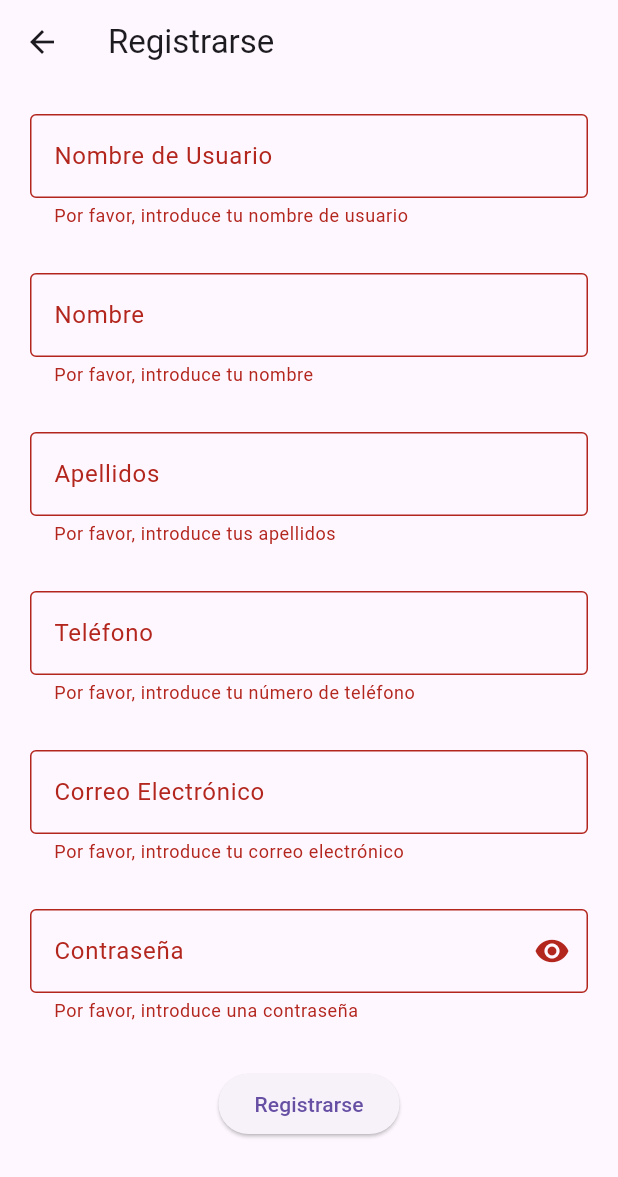
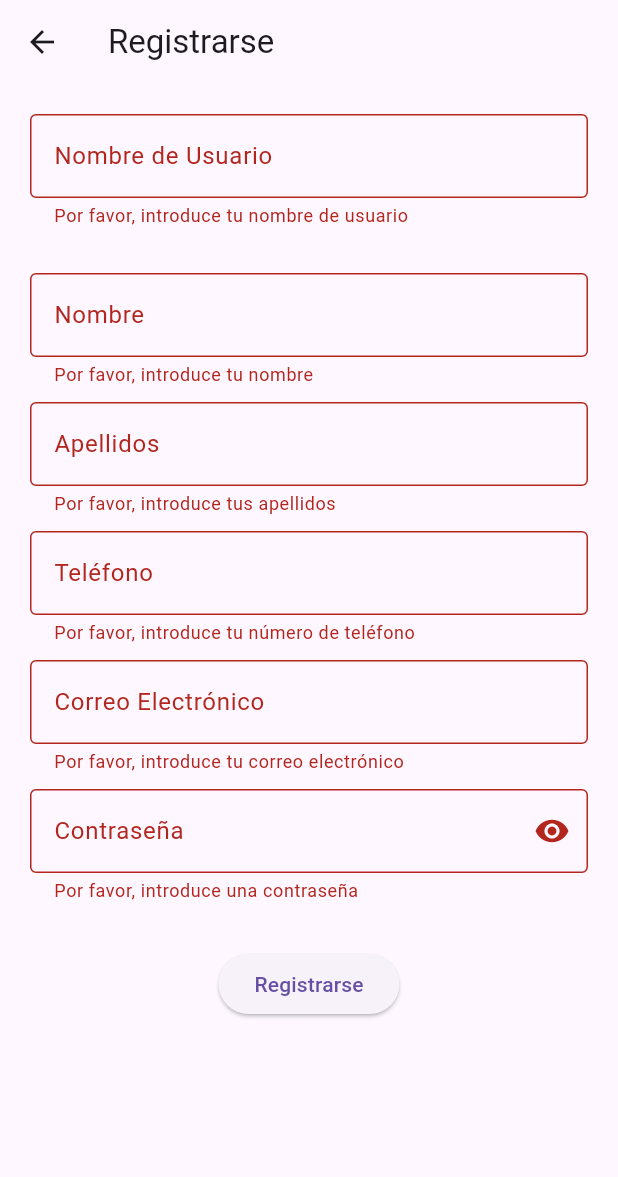
Before and after one commit to CarlosRoPa/Roomtomic, a Flutter app: the RegisterScreen screen opened directly, after a tap on "Registrarse", on a phone screen of 412 x 824 dp. Shown: the top 1177 px of the screen. Run offline on Flutter 3.47's test engine with Material 3 defaults, Android fonts, the phone set to English and light mode, and no system bars.

```diff
--- a/lib/register_screen.dart
+++ b/lib/register_screen.dart
@@ -1,4 +1,6 @@
 import 'package:flutter/material.dart';
+import 'package:http/http.dart' as http;
+import 'dart:convert';  // Para decodificar las respuestas JSON
 
 class RegisterScreen extends StatefulWidget {
   const RegisterScreen({Key? key}) : super(key: key);
@@ -9,10 +11,14 @@ class RegisterScreen extends StatefulWidget {
 
 class RegisterScreenState extends State<RegisterScreen> {
   final _formKey = GlobalKey<FormState>();
+  final TextEditingController _usernameController = TextEditingController();
+  final TextEditingController _nameController = TextEditingController();
+  final TextEditingController _surnameController = TextEditingController();
+  final TextEditingController _phoneController = TextEditingController();
+  final TextEditingController _emailController = TextEditingController();
   final TextEditingController _passwordController = TextEditingController();
   bool _obscurePassword = true;
 
-  // Variables para mostrar u ocultar las validaciones dinámicas
   bool showPasswordRules = false;
   bool showUsernameRules = false;
   bool showNameRules = false;
@@ -32,8 +38,50 @@ class RegisterScreenState extends State<RegisterScreen> {
       hasLowerCase = password.contains(RegExp(r'[a-z]'));
       hasNumber = password.contains(RegExp(r'[0-9]'));
       hasSpecialCharacter = password.contains(RegExp(r'[$;._\-*]'));
-      showPasswordRules = password.isNotEmpty; // Muestra las reglas si empieza a escribir
+      showPasswordRules = password.isNotEmpty;
     });
+  }
+
+  // Función para registrar al usuario en la API
+  Future<void> _register() async {
+    if (_formKey.currentState!.validate()) {
+      // Muestra un indicador de carga mientras se realiza la solicitud
+      ScaffoldMessenger.of(context).showSnackBar(
+        const SnackBar(content: Text('Procesando...')),
+      );
+
+      try {
+        final response = await http.post(
+          Uri.parse('URL_DE_TU_API/register'), // Reemplaza con la URL de tu API
+          headers: <String, String>{
+            'Content-Type': 'application/json',
+          },
+          body: jsonEncode(<String, String>{
+            'username': _usernameController.text,
+            'name': _nameController.text,
+            'surname': _surnameController.text,
+            'phone': _phoneController.text,
+            'email': _emailController.text,
+            'password': _passwordController.text,
+          }),
+        );
+
+        if (response.statusCode == 200) {
+          ScaffoldMessenger.of(context).showSnackBar(
+            const SnackBar(content: Text('Registro exitoso')),
+          );
+          // Aquí puedes navegar a otra pantalla si lo deseas
+        } else {
+          ScaffoldMessenger.of(context).showSnackBar(
+            const SnackBar(content: Text('Error en el registro')),
+          );
+        }
+      } catch (e) {
+        ScaffoldMessenger.of(context).showSnackBar(
+          SnackBar(content: Text('Error de conexión: $e')),
+        );
+      }
+    }
   }
 
   @override
@@ -52,6 +100,7 @@ class RegisterScreenState extends State<RegisterScreen> {
               children: <Widget>[
                 // Campo para Nombre de Usuario
                 TextFormField(
+                  controller: _usernameController,
                   decoration: const InputDecoration(
                     labelText: 'Nombre de Usuario',
                     border: OutlineInputBorder(),
@@ -65,7 +114,6 @@ class RegisterScreenState extends State<RegisterScreen> {
                     if (value == null || value.isEmpty) {
                       return 'Por favor, introduce tu nombre de usuario';
                     }
-                    // Validación para permitir solo letras y números
                     if (!RegExp(r'^[a-zA-Z0-9]+$').hasMatch(value)) {
                       return 'El nombre de usuario solo puede contener letras y números';
                     }
@@ -75,7 +123,7 @@ class RegisterScreenState extends State<RegisterScreen> {
                 const SizedBox(height: 10),
 
                 if (showUsernameRules)
-                  Text(
+                  const Text(
                     'El nombre de usuario solo puede contener letras y números.',
                     style: TextStyle(color: Colors.grey),
                   ),
@@ -83,20 +131,15 @@ class RegisterScreenState extends State<RegisterScreen> {
 
                 // Campo para Nombre
                 TextFormField(
+                  controller: _nameController,
                   decoration: const InputDecoration(
                     labelText: 'Nombre',
                     border: OutlineInputBorder(),
                   ),
-                  onChanged: (value) {
-                    setState(() {
-                      showNameRules = value.isNotEmpty;
-                    });
-                  },
                   validator: (value) {
                     if (value == null || value.isEmpty) {
                       return 'Por favor, introduce tu nombre';
                     }
-                    // Validación para permitir solo letras
                     if (!RegExp(r'^[a-zA-Z]+$').hasMatch(value)) {
                       return 'El nombre solo puede contener letras';
                     }
@@ -105,29 +148,17 @@ class RegisterScreenState extends State<RegisterScreen> {
                 ),
                 const SizedBox(height: 10),
 
-                if (showNameRules)
-                  Text(
-                    'El nombre solo puede contener letras.',
-                    style: TextStyle(color: Colors.grey),
-                  ),
-                const SizedBox(height: 20),
-
-                // Campo para Apellidos (permitiendo espacios entre apellidos)
+                // Campo para Apellidos
                 TextFormField(
+                  controller: _surnameController,
                   decoration: const InputDecoration(
                     labelText: 'Apellidos',
                     border: OutlineInputBorder(),
                   ),
-                  onChanged: (value) {
-                    setState(() {
-                      showSurnameRules = value.isNotEmpty;
-                    });
-                  },
                   validator: (value) {
                     if (value == null || value.isEmpty) {
                       return 'Por favor, introduce tus apellidos';
                     }
-                    // Validación para permitir letras y espacios
                     if (!RegExp(r'^[a-zA-Z ]+$').hasMatch(value)) {
                       return 'Los apellidos solo pueden contener letras y espacios';
                     }
@@ -136,30 +167,18 @@ class RegisterScreenState extends State<RegisterScreen> {
                 ),
                 const SizedBox(height: 10),
 
-                if (showSurnameRules)
-                  Text(
-                    'Los apellidos solo pueden contener letras y espacios.',
-                    style: TextStyle(color: Colors.grey),
-                  ),
-                const SizedBox(height: 20),
-
                 // Campo para Teléfono
                 TextFormField(
+                  controller: _phoneController,
                   decoration: const InputDecoration(
                     labelText: 'Teléfono',
                     border: OutlineInputBorder(),
                   ),
                   keyboardType: TextInputType.phone,
-                  onChanged: (value) {
-                    setState(() {
-                      showPhoneRules = value.isNotEmpty;
-                    });
-                  },
                   validator: (value) {
                     if (value == null || value.isEmpty) {
                       return 'Por favor, introduce tu número de teléfono';
                     }
-                    // Nueva validación para números de teléfono con o sin prefijo
                     if (!RegExp(r'^\+?[0-9]{7,15}$').hasMatch(value)) {
                       return 'Introduce un número de teléfono válido (7 a 15 dígitos)';
                     }
@@ -168,30 +187,18 @@ class RegisterScreenState extends State<RegisterScreen> {
                 ),
                 const SizedBox(height: 10),
 
-                if (showPhoneRules)
-                  Text(
-                    'Introduce un número de teléfono válido (7 a 15 dígitos).',
-                    style: TextStyle(color: Colors.grey),
-                  ),
-                const SizedBox(height: 20),
-
                 // Campo para Correo Electrónico
                 TextFormField(
+                  controller: _emailController,
                   decoration: const InputDecoration(
                     labelText: 'Correo Electrónico',
                     border: OutlineInputBorder(),
                   ),
                   keyboardType: TextInputType.emailAddress,
-                  onChanged: (value) {
-                    setState(() {
-                      showEmailRules = value.isNotEmpty;
-                    });
-                  },
                   validator: (value) {
                     if (value == null || value.isEmpty) {
                       return 'Por favor, introduce tu correo electrónico';
                     }
-                    // Nueva validación para correos electrónicos más flexible
                     if (!RegExp(r'^[a-zA-Z0-9._%+-]+@[a-zA-Z0-9.-]+\.[a-zA-Z]{2,}$').hasMatch(value)) {
                       return 'Introduce un correo electrónico válido';
                     }
@@ -199,13 +206,6 @@ class RegisterScreenState extends State<RegisterScreen> {
                   },
                 ),
                 const SizedBox(height: 10),
-
-                if (showEmailRules)
-                  Text(
-                    'Introduce un correo electrónico válido.',
-                    style: TextStyle(color: Colors.grey),
-                  ),
-                const SizedBox(height: 20),
 
                 // Campo para Contraseña
                 TextFormField(
@@ -225,7 +225,7 @@ class RegisterScreenState extends State<RegisterScreen> {
                       },
                     ),
                   ),
-                  onChanged: _validatePassword,  // Llama a _validatePassword en cada cambio
+                  onChanged: _validatePassword,
                   validator: (value) {
                     if (value == null || value.isEmpty) {
                       return 'Por favor, introduce una contraseña';
@@ -272,13 +272,7 @@ class RegisterScreenState extends State<RegisterScreen> {
 
                 // Botón de registro
                 ElevatedButton(
-                  onPressed: () {
-                    if (_formKey.currentState!.validate()) {
-                      ScaffoldMessenger.of(context).showSnackBar(
-                        const SnackBar(content: Text('Registro exitoso')),
-                      );
-                    }
-                  },
+                  onPressed: _register,
                   child: const Text('Registrarse'),
                 ),
               ],
--- a/pubspec.yaml
+++ b/pubspec.yaml
@@ -24,6 +24,8 @@ dependencies:
   flutter:
     sdk: flutter
   cupertino_icons: ^1.0.8
+  http: ^0.13.3  # Esta es la dependencia para realizar solicitudes HTTP
+
 
 dev_dependencies:
   flutter_test:
```
Also changed, not shown: lib/login_screen.dart (+53 -38 lines), pubspec.lock, 2 other files.
